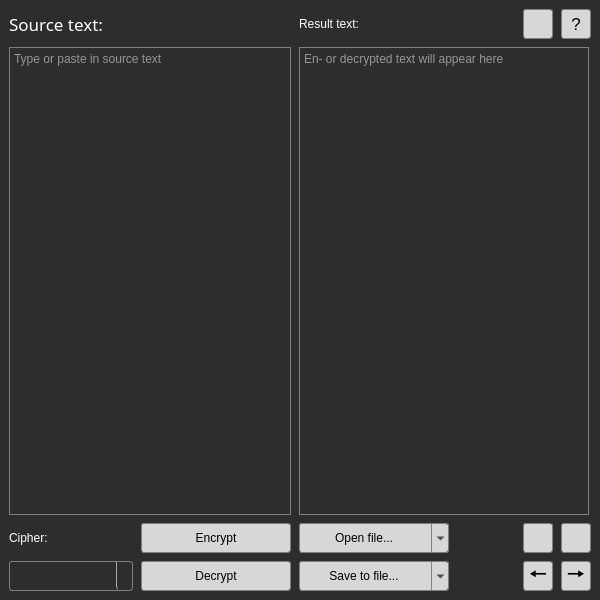
Old version of the form uisrc/ui.ui in the repository StarterCraft/sicrypt.
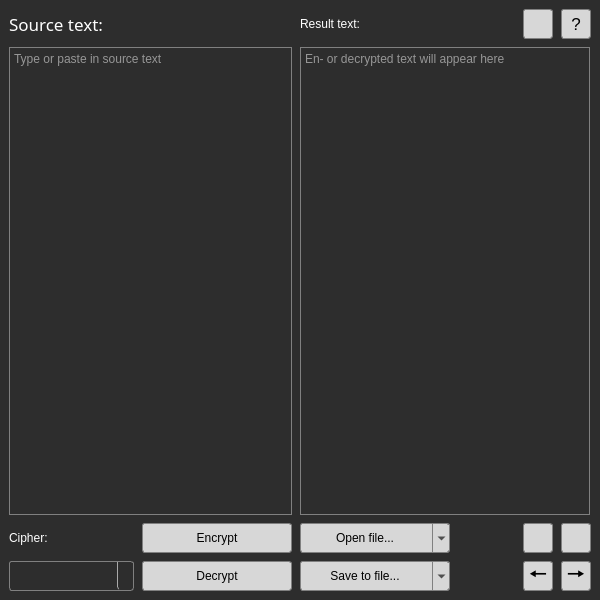
New version of the form. Icons and pictures are not drawn. Custom widgets are drawn as their Qt base class.

Commit message: Fixed a minor bug with UI breaking when one of ciphers' names is too long

What changed in the file:
```diff
--- a/uisrc/ui.ui
+++ b/uisrc/ui.ui
@@ -833,7 +833,13 @@
        <widget class="QComboBox" name="cbb_Cipher">
         <property name="minimumSize">
          <size>
-          <width>0</width>
+          <width>125</width>
+          <height>30</height>
+         </size>
+        </property>
+        <property name="maximumSize">
+         <size>
+          <width>125</width>
           <height>30</height>
          </size>
         </property>
```
The commit also changes 5 other files.
